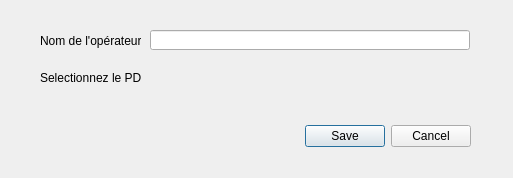
Before: the Qt Designer form ui/add_operator_dialog_base.ui in fanevanjanahary/UnderMap, drawn with Qt 5.
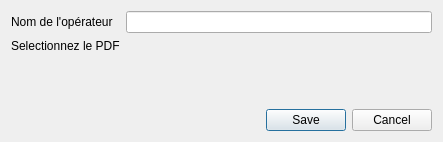
After: the same form once the commit is applied. Custom widgets are drawn as their Qt base class.

Commit message: add solt on form add_operator

Diff of the .ui file:
```diff
--- a/ui/add_operator_dialog_base.ui
+++ b/ui/add_operator_dialog_base.ui
@@ -6,84 +6,60 @@
    <rect>
     <x>0</x>
     <y>0</y>
-    <width>513</width>
-    <height>178</height>
+    <width>443</width>
+    <height>142</height>
    </rect>
   </property>
   <property name="windowTitle">
    <string notr="true">Ajout opérateur</string>
   </property>
-  <widget class="QDialogButtonBox" name="button_add_operator">
-   <property name="geometry">
-    <rect>
-     <x>130</x>
-     <y>120</y>
-     <width>341</width>
-     <height>32</height>
-    </rect>
-   </property>
-   <property name="orientation">
-    <enum>Qt::Horizontal</enum>
-   </property>
-   <property name="standardButtons">
-    <set>QDialogButtonBox::Cancel|QDialogButtonBox::Save</set>
-   </property>
-  </widget>
+  <layout class="QVBoxLayout" name="verticalLayout">
+   <item>
+    <layout class="QFormLayout" name="formLayout">
+     <item row="0" column="0">
   <widget class="QLabel" name="label_name_opertor">
-   <property name="geometry">
-    <rect>
-     <x>40</x>
-     <y>30</y>
-     <width>101</width>
-     <height>21</height>
-    </rect>
-   </property>
    <property name="text">
-    <string>Nom de l'opérateur: </string>
-   </property>
-  </widget>
+        <string>Nom de l'opérateur </string>
+       </property>
+      </widget>
+     </item>
+     <item row="0" column="1">
+      <widget class="QgsFilterLineEdit" name="operator_name">
+       <property name="qgisRelation" stdset="0">
+        <string notr="true"/>
+       </property>
+      </widget>
+     </item>
+     <item row="1" column="0">
   <widget class="QLabel" name="label_select_pdf">
-   <property name="geometry">
-    <rect>
-     <x>40</x>
-     <y>70</y>
-     <width>101</width>
-     <height>16</height>
-    </rect>
-   </property>
    <property name="text">
-    <string>Selectionnez le PDF:</string>
-   </property>
-  </widget>
+        <string>Selectionnez le PDF</string>
+       </property>
+      </widget>
+     </item>
+     <item row="1" column="1">
   <widget class="QgsFileWidget" name="select_pdf_action">
    <property name="enabled">
     <bool>true</bool>
    </property>
-   <property name="geometry">
-    <rect>
-     <x>150</x>
-     <y>60</y>
-     <width>320</width>
-     <height>45</height>
-    </rect>
-   </property>
    <property name="autoFillBackground">
     <bool>false</bool>
    </property>
   </widget>
-  <widget class="QgsFilterLineEdit" name="operator_name">
-   <property name="geometry">
-    <rect>
-     <x>150</x>
-     <y>30</y>
-     <width>320</width>
-     <height>20</height>
-    </rect>
-   </property>
-   <property name="qgisRelation" stdset="0">
-    <string notr="true"/>
-   </property>
-  </widget>
+     </item>
+    </layout>
+   </item>
+   <item>
+    <widget class="QDialogButtonBox" name="button_add_operator">
+     <property name="orientation">
+      <enum>Qt::Horizontal</enum>
+     </property>
+     <property name="standardButtons">
+      <set>QDialogButtonBox::Cancel|QDialogButtonBox::Save</set>
+     </property>
+    </widget>
+   </item>
+  </layout>
  </widget>
  <customwidgets>
   <customwidget>
```
Left out of the diff: 35 changed lines with no effect on the pictures. Lines whose indentation alone changed are shown as unchanged. The commit also changes 2 other files.
